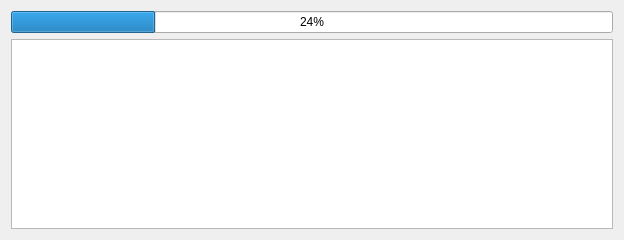
This is uis/importProgress.ui in looooongChen/IMANNO as Qt 5 draws it before an edit. The edited form follows.
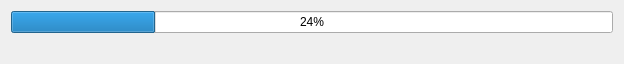
This is the edited form.

The edit to the form file:
```diff
--- a/uis/importProgress.ui
+++ b/uis/importProgress.ui
@@ -7,7 +7,7 @@
     <x>0</x>
     <y>0</y>
     <width>624</width>
-    <height>240</height>
+    <height>44</height>
    </rect>
   </property>
   <property name="windowTitle">
@@ -22,7 +22,11 @@
     </widget>
    </item>
    <item>
-    <widget class="QListWidget" name="fileList"/>
+    <widget class="QLabel" name="status">
+     <property name="text">
+      <string/>
+     </property>
+    </widget>
    </item>
   </layout>
  </widget>
```
